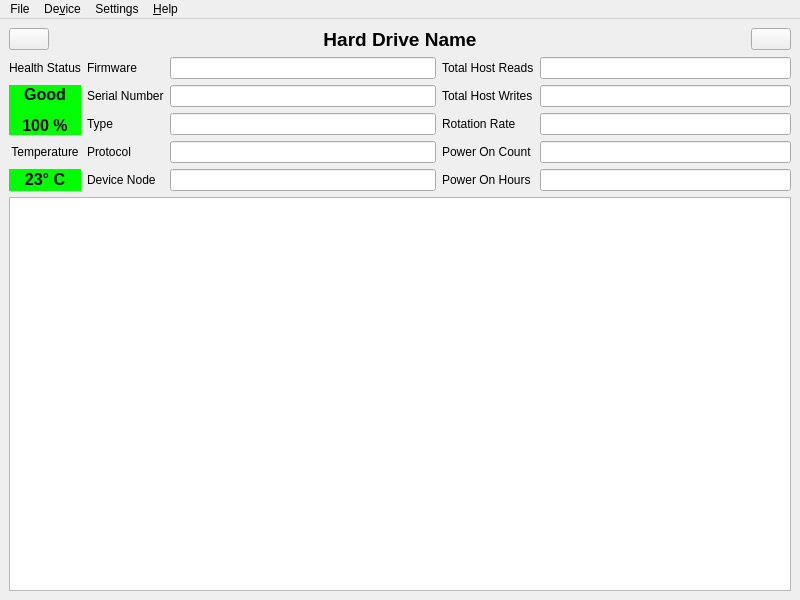
Old version of the form mainwindow.ui in the repository edisionnano/QDiskInfo.
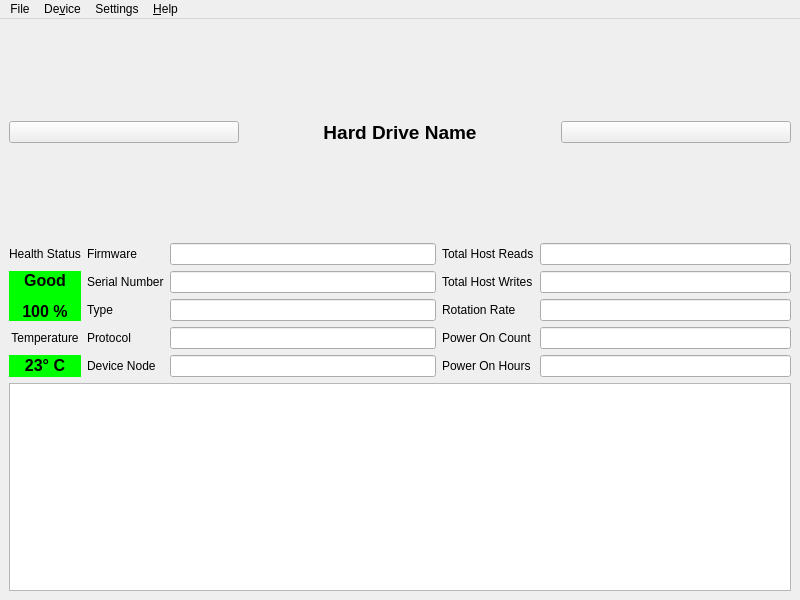
New version of the form. Icons and pictures are not drawn.

Commit message: Add mainwindow icon

```diff
--- a/mainwindow.ui
+++ b/mainwindow.ui
@@ -38,9 +38,6 @@
         <property name="autoFillBackground">
          <bool>false</bool>
         </property>
-        <property name="frameShadow">
-         <enum>QFrame::Shadow::Raised</enum>
-        </property>
         <property name="showGrid">
          <bool>true</bool>
         </property>
@@ -63,9 +60,6 @@
         </item>
         <item>
          <spacer name="horizontalSpacer_2">
-          <property name="orientation">
-           <enum>Qt::Orientation::Horizontal</enum>
-          </property>
           <property name="sizeHint" stdset="0">
            <size>
             <width>40</width>
@@ -83,9 +77,6 @@
         </item>
         <item>
          <spacer name="horizontalSpacer">
-          <property name="orientation">
-           <enum>Qt::Orientation::Horizontal</enum>
-          </property>
           <property name="sizeHint" stdset="0">
            <size>
             <width>40</width>
```
Left out of the diff: 37 changed lines with no effect on the pictures.
